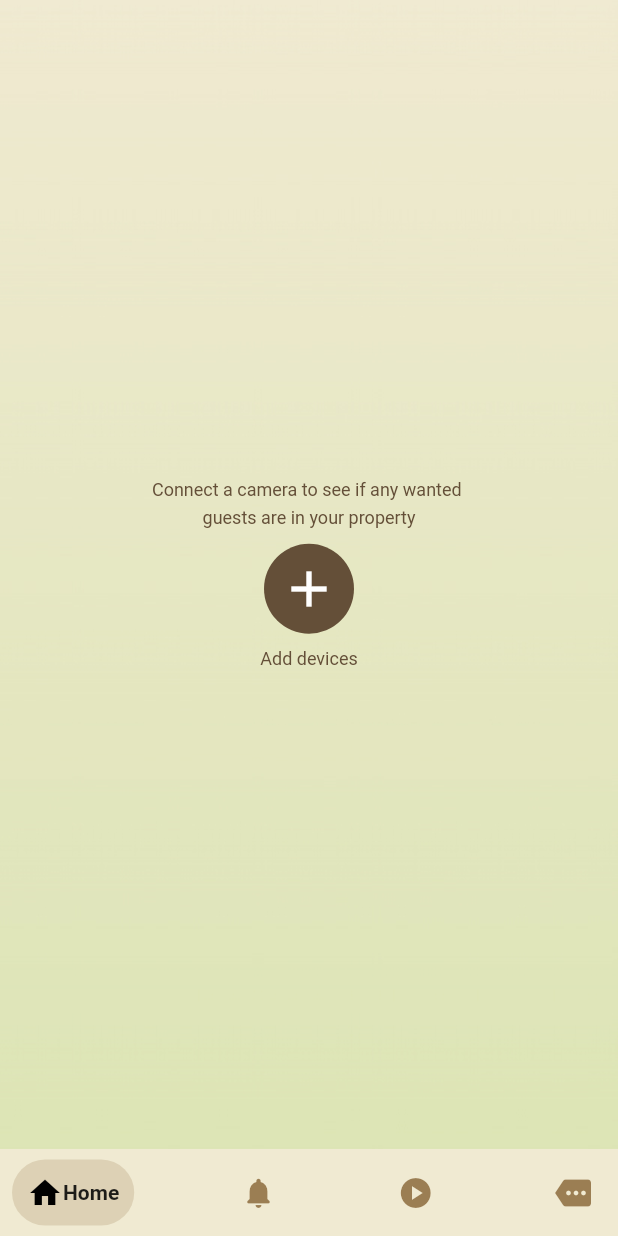
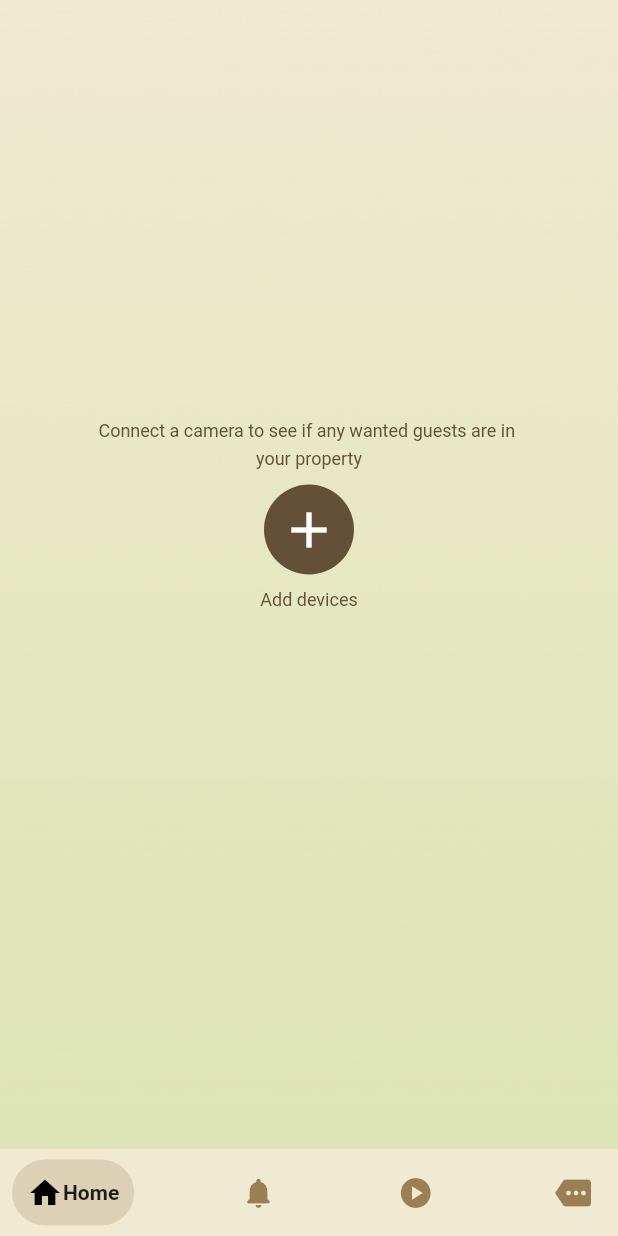
Before and after one commit to RahmanHasib01/see_r, a Flutter app: the screen it shows after launch, on a phone screen of 412 x 824 dp. Run offline on Flutter 3.47's test engine with Material 2 defaults, Android fonts, the phone set to English and light mode, and no system bars; drawn by our look-alikes of google_nav_bar; Roboto replaces fonts that are missing (MyCustomFont).

Commit message:
done done

```diff
--- a/lib/pages/home_page.dart
+++ b/lib/pages/home_page.dart
@@ -45,13 +45,13 @@ class HomePage extends StatelessWidget {
             ),
           ),
           child: Column(
-            mainAxisAlignment: MainAxisAlignment.center,
             children: [
+              const Padding(padding: EdgeInsets.only(bottom: 280)),
               // Content above the button
               Container(
                 alignment: Alignment.bottomCenter,
                 child: const Text(
-                  'Connect a camera to see if any wanted ',
+                  'Connect a camera to see if any wanted guests are in ',
                   style: TextStyle(
                       fontFamily: 'MyCustomFont',
                       fontSize: 12,
@@ -63,7 +63,7 @@ class HomePage extends StatelessWidget {
                 alignment: Alignment.center,
                 padding: const EdgeInsets.only(top: 5, bottom: 10),
                 child: const Text(
-                  'guests are in your property',
+                  'your property',
                   style: TextStyle(
                       fontFamily: 'MyCustomFont',
                       fontSize: 12,
```
